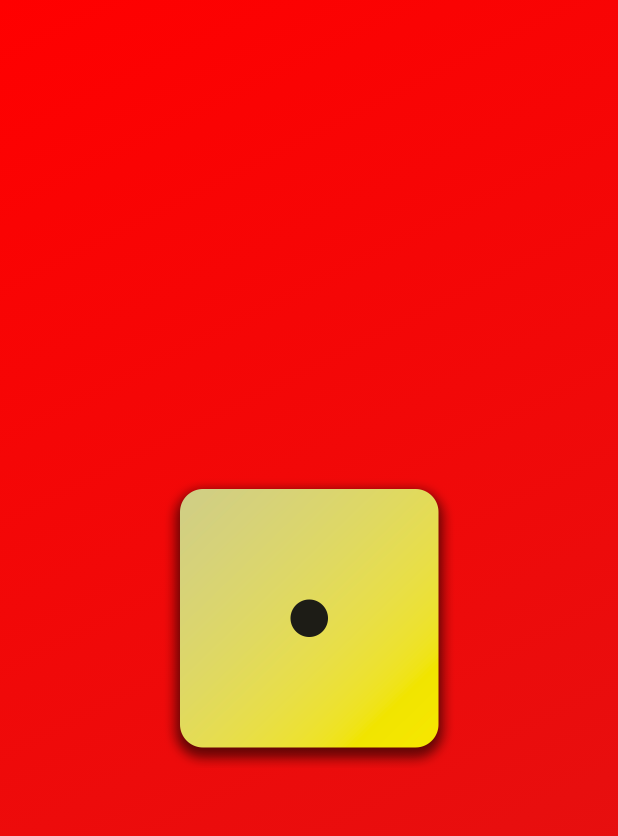
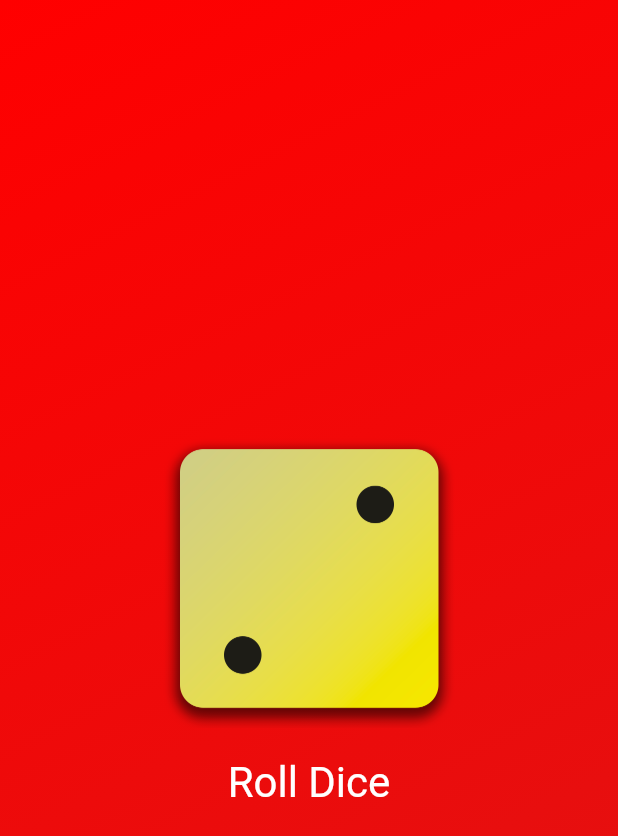
Before and after one commit to agiratech-arokiavimalraj/flutter_traffic, a Flutter app: the screen it shows after launch, on a phone screen of 412 x 824 dp. Shown: the top 836 px of the screen. Run offline on Flutter 3.47's test engine with Material 3 defaults, Android fonts, the light colour scheme and no system bars.

Commit message:
Final Commit

```diff
--- /dev/null
+++ b/lib/dice_roll.dart
@@ -0,0 +1,45 @@
+import 'package:flutter/material.dart';
+import 'dart:math';
+
+final randomizer = Random();
+
+class DiceRoller extends StatefulWidget {
+  const DiceRoller({super.key});
+  @override
+  State<DiceRoller> createState() {
+    return _DiceRollerState();
+  }
+}
+
+class _DiceRollerState extends State<DiceRoller> {
+  var currentDice = 2;
+  void rollDice() {
+    setState(() {
+      currentDice = randomizer.nextInt(6) + 1;
+    });
+  }
+
+  @override
+  Widget build(context) {
+    return Column(
+      mainAxisSize: MainAxisSize.min,
+      children: [
+        Image.asset(
+          'assets/images/dice-$currentDice.png',
+          width: 200,
+        ),
+        TextButton(
+          onPressed: rollDice,
+          style: TextButton.styleFrom(
+            padding: const EdgeInsets.only(
+              top: 20,
+            ),
+            foregroundColor: Colors.white,
+            textStyle: const TextStyle(fontSize: 28),
+          ),
+          child: const Text("Roll Dice"),
+        )
+      ],
+    );
+  }
+}
--- a/lib/gradient_container.dart
+++ b/lib/gradient_container.dart
@@ -1,10 +1,12 @@
 import 'package:flutter/material.dart';
+import 'package:traffic_law/dice_roll.dart';
 
 class GradientContainer extends StatelessWidget {
   const GradientContainer(this.color1, this.color2, {super.key});
 
   final Color color1;
   final Color color2;
+
   @override
   Widget build(context) {
     return Container(
@@ -15,11 +17,7 @@
           end: Alignment.bottomRight,
         ),
       ),
-      child: Center(
-          child: Image.asset(
-        'assets/images/dice-1.png',
-        width: 200,
-      )),
+      child: Center(child: DiceRoller()),
     );
   }
 }
```
